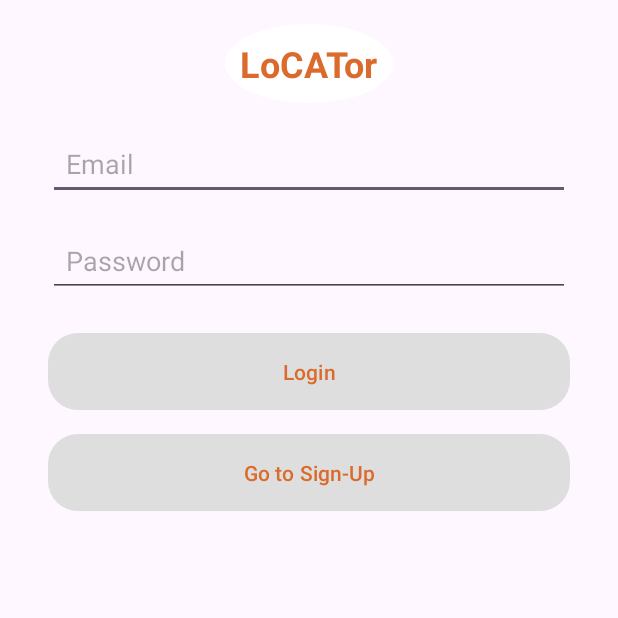
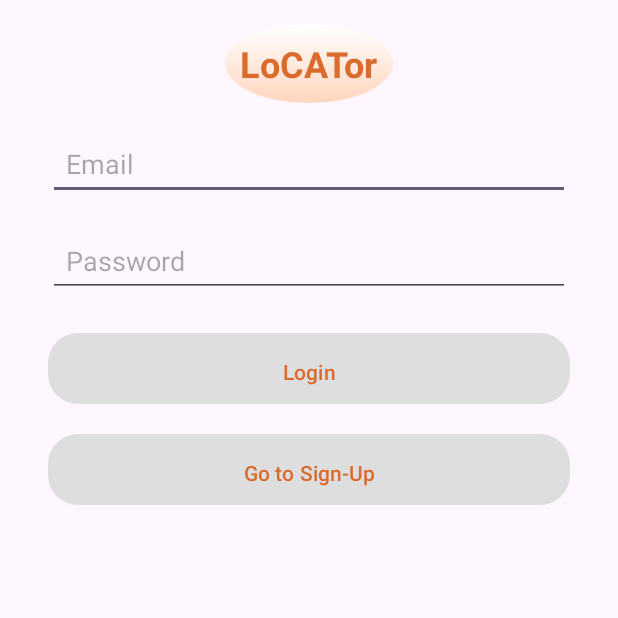
Before and after one commit to ChunhBi/LoCATor, an Android app: the screen it shows after launch (MainActivity), on a phone screen of 412 x 824 dp, the top half of it. Run offline under Robolectric (Android 15) with nearby library versions, the phone set to English and light mode, and no system bars; our stand-ins replace Firebase (no records; nobody signed in at launch, a user with empty details on screens opened directly).

```diff
--- a/app/src/main/java/com/android/locator/MainActivity.kt
+++ b/app/src/main/java/com/android/locator/MainActivity.kt
@@ -15,6 +15,7 @@ import androidx.work.NetworkType
 import androidx.work.OneTimeWorkRequestBuilder
 import androidx.work.PeriodicWorkRequestBuilder
 import androidx.work.WorkManager
+import com.android.locator.home.BitmapHelper
 import com.android.locator.home.Home
 import com.android.locator.home.HomeFragment
 import com.google.firebase.auth.FirebaseUser
@@ -63,6 +64,8 @@ class MainActivity : AppCompatActivity(),MainActivityListener,LoginFragmentListe
     override fun onCreate(savedInstanceState: Bundle?) {
         super.onCreate(savedInstanceState)
 
+        BitmapHelper.set_Context(this)
+
         setContentView(R.layout.main_layout)
 
         repo.setLoginListener(this)
@@ -79,6 +82,8 @@ class MainActivity : AppCompatActivity(),MainActivityListener,LoginFragmentListe
         val loginFragment = LoginFragment()
         loginFragment.setLoginFragmentListener(this)
         setFragmentToContainer(loginFragment)
+
+
 
 
 
--- a/app/src/main/java/com/android/locator/TestActivity.kt
+++ b/app/src/main/java/com/android/locator/TestActivity.kt
@@ -24,7 +24,7 @@ class TestActivity : AppCompatActivity() {
             wits.forEach {
                 Log.d("LOAD",it.toString())
             }
-            db.addWitness(Witness(id="", catId = "ZvZdIpZOBVG4PGLhFfgd", geoPoint = GeoPoint(42.3501, -71.1056), time = Date()))
+            db.uploadWitImg("XVYF29h80csEEigo2B8J",R.raw.cat0, context = this@TestActivity)
         }
 
     }
--- /dev/null
+++ b/app/src/main/java/com/android/locator/home/BitmapHelper.kt
@@ -0,0 +1,172 @@
+package com.android.locator.home
+
+import android.content.Context
+import android.graphics.Bitmap
+import android.graphics.Canvas
+import android.graphics.Color
+import android.graphics.LinearGradient
+import android.graphics.Matrix
+import android.graphics.Paint
+import android.graphics.Path
+import android.graphics.RectF
+import android.graphics.Shader
+import android.icu.text.SimpleDateFormat
+import androidx.core.content.ContentProviderCompat.requireContext
+
+import androidx.core.content.ContextCompat
+import com.android.locator.R
+import java.util.Date
+import java.util.Locale
+
+class BitmapHelper {
+
+
+
+    companion object {
+
+            var context: Context? = null
+
+            fun set_Context(c:Context){
+                context=c
+            }
+            fun addRoundedCornersToBitmap(originalBitmap: Bitmap, cornerRadius: Float): Bitmap {
+                // Create a new bitmap with the same width and height as the original bitmap
+                val width = originalBitmap.width
+                val height = originalBitmap.height
+                val roundedBitmap = Bitmap.createBitmap(width, height, Bitmap.Config.ARGB_8888)
+
+                // Create a Canvas to draw on the new bitmap
+                val canvas = Canvas(roundedBitmap)
+
+                // Create a Path object to define the rounded corners
+                val path = Path()
+                path.addRoundRect(0f, 0f, width.toFloat(), height.toFloat(), cornerRadius, cornerRadius, Path.Direction.CW)
+
+                // Create a Paint object to draw the bitmap with anti-aliasing enabled
+                val paint = Paint()
+                paint.isAntiAlias = true
+
+                // Clip the canvas to the rounded corners path
+                canvas.clipPath(path)
+
+                // Draw the original bitmap onto the canvas, which will apply the rounded corners
+                canvas.drawBitmap(originalBitmap, 0f, 0f, paint)
+
+                return roundedBitmap
+            }
+
+            fun resizeBitmap(bitmap: Bitmap, width: Int, height: Int): Bitmap {
+                // Create a matrix for resizing the bitmap
+                val matrix = Matrix()
+
+                // Calculate the scale factor for width and height
+                val scaleWidth = width.toFloat() / bitmap.width
+                val scaleHeight = height.toFloat() / bitmap.height
+
+                // Set the scale factors on the matrix
+                matrix.postScale(scaleWidth, scaleHeight)
+
+                // Create a new resized bitmap using the matrix
+                return Bitmap.createBitmap(bitmap, 0, 0, bitmap.width, bitmap.height, matrix, true)
+            }
+
+            fun addFrameToBitmap(originalBitmap: Bitmap, frameColor: Int, frameWidth: Int, time: Date): Bitmap {
+                var color1=Color.BLUE
+                var color2=Color.RED
+                if(context!=null){
+                    color1 = ContextCompat.getColor(context!!, R.color.light_orange)
+                    color2 = ContextCompat.getColor(context!!, R.color.yellow_orange)
+                }
+
+                // Create a new bitmap with padding for the frame
+                val framedWidth = originalBitmap.width + frameWidth
+                val framedHeight = originalBitmap.height + frameWidth+50
+                val framedBitmap = Bitmap.createBitmap(framedWidth, framedHeight+30, Bitmap.Config.ARGB_8888)
+
+                // Create a Canvas to draw on the new bitmap
+                val canvas = Canvas(framedBitmap)
+
+
+
+                // Create a Paint object for the frame
+                val paint = Paint().apply {
+                    color = frameColor
+                    style = Paint.Style.FILL
+                    isAntiAlias = true
+                }
+
+                // Create a Path object for the rounded rectangle
+                val path = Path().apply {
+                    addRoundRect(
+                        0f, 0f,
+                        framedWidth.toFloat(), framedHeight.toFloat(),
+                        30f, 30f,
+                        Path.Direction.CW
+                    )
+                }
+
+                val shader = LinearGradient(
+                    0f, 0f, 0f, framedHeight.toFloat(),
+                    color1, color2, // Start and end colors of the gradient
+                    Shader.TileMode.CLAMP // Tile mode for handling out-of-bounds values
+                )
+
+// Set the shader on the Paint object
+                paint.shader = shader
+
+                // Draw the colored rounded rectangle on the new bitmap
+                canvas.drawPath(path, paint)
+
+                val trianglePath = Path().apply {
+                    moveTo(framedWidth / 2f-30, framedHeight.toFloat())
+                    lineTo((framedWidth / 2f) + 30, framedHeight.toFloat())
+                    lineTo((framedWidth / 2f), framedHeight.toFloat() +30)
+                    close()
+                }
+                canvas.drawPath(trianglePath, paint)
+
+                /*
+                val ovalPath = Path().apply {
+                    addOval(
+                        RectF(
+                            framedWidth / 2f - 30, // left
+                            framedHeight.toFloat() + 30, // top
+                            framedWidth / 2f + 30, // right
+                            framedHeight.toFloat() + 90 // bottom
+                        ),
+                        Path.Direction.CW
+                    )
+                }
+
+                val paint1 = Paint().apply {
+                    //color = Color.argb(128, 128, 128, 128) // 128 alpha (transparency), 128 red, 128 green, 128 blue
+                    color = Color.GRAY
+                    style = Paint.Style.FILL // Set paint style to fill
+                }
+
+                canvas.drawPath(ovalPath, paint1)
+
+                 */
+
+                val textPaint = Paint().apply {
+                    color = Color.WHITE
+                    style = Paint.Style.FILL
+                    isAntiAlias = true
+                    this.textSize = 50f
+                    textAlign = Paint.Align.LEFT // Adjust text alignment as needed
+                }
+
+                val dateFormat = SimpleDateFormat("HH:mm", Locale.getDefault())
+                // Draw the text on the bitmap at the specified coordinates
+                canvas.drawText(dateFormat.format(time), 38f, 55f, textPaint)
+
+
+                // Draw the original bitmap centered within the frame
+                val left = frameWidth/2
+                val top = frameWidth/2+50
+                canvas.drawBitmap(originalBitmap, left.toFloat(), top.toFloat(), null)
+
+                return framedBitmap
+            }
+        }
+    }
--- a/app/src/main/java/com/android/locator/home/CatInfoFragment.kt
+++ b/app/src/main/java/com/android/locator/home/CatInfoFragment.kt
@@ -52,7 +52,9 @@ class CatInfoFragment:Fragment() {
         }
         CoroutineScope(Dispatchers.Main).launch {
             binding.apply {
-                catInfoImg.setImageBitmap(cat?.let { repo.getCatFirstImg(it.id) })
+                //catInfoImg.setImageBitmap(cat?.let { repo.getCatFirstImg(it.id) })
+                val catImg=cat?.let { repo.getCatFirstImg(it.id) }
+                catInfoImg.setImageBitmap(catImg?.let { BitmapHelper.addRoundedCornersToBitmap(it,15f) })
                 catInfoName.text= "Name: "+cat?.name ?: "undefined"
                 val dateFormat = SimpleDateFormat("yyyy-MM-dd", Locale.getDefault())
                 val formattedDate = dateFormat.format(cat?.createdAt)
--- a/app/src/main/java/com/android/locator/home/ReportViewModel.kt
+++ b/app/src/main/java/com/android/locator/home/ReportViewModel.kt
@@ -3,6 +3,7 @@ package com.android.locator.home
 import androidx.lifecycle.ViewModel
 import androidx.lifecycle.viewModelScope
 import com.android.locator.Cat
+import com.android.locator.LoCATorRepo
 import kotlinx.coroutines.flow.MutableStateFlow
 import kotlinx.coroutines.flow.StateFlow
 import kotlinx.coroutines.flow.asStateFlow
@@ -13,6 +14,7 @@ class ReportViewModel : ViewModel() {
 //    private val catRepository = Cat.get()
 
     private val _cats: MutableStateFlow<List<Cat>> = MutableStateFlow(emptyList())
+    private val repo= LoCATorRepo.getInstance()
     val cats : StateFlow<List<Cat>>
         get() = _cats.asStateFlow()
     init {
@@ -21,11 +23,12 @@ class ReportViewModel : ViewModel() {
 //                _cats.value = it
 //            }
 //        }
+        val cats=repo.get_Cats()
         val cat1 = Cat("Fluffy", "123", emptyList(), "https://cat-images.com/fluffy", Date())
         val cat2 = Cat("Whiskers", "456",  emptyList(), "https://cat-images.com/whiskers",Date())
         val cat3 = Cat("Mittens", "789",  emptyList(), "https://cat-images.com/mittens",Date())
 
-        _cats.value = listOf(cat1, cat2, cat3)
+        _cats.value = cats
     }
 //    suspend fun addCrime(crime: Crime) {
 //        crimeRepository.addCrime(crime)
--- a/app/src/main/java/com/android/locator/home/WitnessListAdapter.kt
+++ b/app/src/main/java/com/android/locator/home/WitnessListAdapter.kt
@@ -25,7 +25,6 @@ class WitnessHolder (
             if(witImg==null){
                 witImg=LoCATorRepo.getInstance().getCatFirstImg(catId)
             }
-            //TODO: implement repo.getWitImg
             binding.listItemWitnessImg.setImageBitmap(witImg)
         }
 
--- a/app/src/main/res/drawable/bar_rounded.xml
+++ b/app/src/main/res/drawable/bar_rounded.xml
@@ -1,6 +1,20 @@
-<?xml version="1.0" encoding="utf-8"?>
-<shape xmlns:android="http://schemas.android.com/apk/res/android"
-    android:shape="rectangle">
-    <solid android:color="@color/white" />
-    <corners android:radius="20dp" />
-</shape>
+<layer-list xmlns:android="http://schemas.android.com/apk/res/android">
+
+     <!-- <item android:drawable="@android:drawable/dialog_holo_light_frame" /> -->
+
+    <item
+        android:drawable="@drawable/gradient_shadow" />
+
+    <item android:bottom="4dp">
+        <shape android:shape="rectangle">
+            <gradient
+                android:startColor="@color/lightest_orange"
+                android:endColor="@color/white"
+                android:type="linear"
+                android:angle="90"
+            />
+            <corners android:radius="20dp" />
+        </shape>
+    </item>
+
+</layer-list>
--- a/app/src/main/res/drawable/btn_circled.xml
+++ b/app/src/main/res/drawable/btn_circled.xml
@@ -1,6 +1,22 @@
-<?xml version="1.0" encoding="utf-8"?>
-<shape xmlns:android="http://schemas.android.com/apk/res/android"
-    android:shape="oval">
-    <solid android:color="@color/white" />
-    <corners android:radius="100dp" />
-</shape>
+
+<layer-list xmlns:android="http://schemas.android.com/apk/res/android">
+
+<!-- <item android:drawable="@android:drawable/dialog_holo_light_frame" /> -->
+
+
+
+<item>
+    <shape xmlns:android="http://schemas.android.com/apk/res/android"
+        android:shape="oval">
+        <gradient
+            android:startColor="@color/white"
+            android:endColor="@color/lighter_orange"
+            android:type="linear"
+            android:angle="270"
+            />
+        <corners android:radius="100dp" />
+    </shape>
+
+</item>
+
+</layer-list>
--- /dev/null
+++ b/app/src/main/res/drawable/gradient_shadow.xml
@@ -0,0 +1,8 @@
+<shape xmlns:android="http://schemas.android.com/apk/res/android"
+    android:shape="rectangle">
+    <corners android:radius="20dp" /> <!-- Adjust the radius as needed -->
+    <solid android:color="@android:color/transparent" /> <!-- Transparent background -->
+    <stroke
+        android:width="4dp"
+    android:color="#11000000" />
+</shape>
--- /dev/null
+++ b/app/src/main/res/drawable/round_corner.xml
@@ -0,0 +1,4 @@
+<shape xmlns:android="http://schemas.android.com/apk/res/android">
+    <corners android:radius="40dp" /> <!-- Adjust the radius as needed -->
+    <solid android:color="@android:color/transparent" /> <!-- Set the background color -->
+</shape>
--- a/app/src/main/res/layout/fragment_home.xml
+++ b/app/src/main/res/layout/fragment_home.xml
@@ -13,7 +13,7 @@
         android:layout_gravity="bottom"
         android:layout_margin="30dp"
         android:background="@drawable/bar_rounded"
-        app:elevation="4dp"
+        app:elevation="8dp"
         app:itemIconSize="30dp"
         app:itemIconTint="@color/orange"
         app:itemTextColor="#353535"
--- a/app/src/main/res/layout/home.xml
+++ b/app/src/main/res/layout/home.xml
@@ -23,6 +23,7 @@
         android:layout_width="match_parent"
         android:layout_height="match_parent"
         app:defaultNavHost="true"
+        app:elevation="8dp"
         app:layout_constraintBottom_toBottomOf="parent"
         app:layout_constraintEnd_toEndOf="parent"
         app:layout_constraintHorizontal_bias="1.0"
--- a/app/src/main/res/layout/list_item_cat.xml
+++ b/app/src/main/res/layout/list_item_cat.xml
@@ -40,6 +40,7 @@
         app:layout_constraintBottom_toBottomOf="parent"
         app:layout_constraintStart_toStartOf="parent"
         app:layout_constraintTop_toTopOf="parent"
+        android:background="@drawable/round_corner"
         android:src="@drawable/cat"
         android:scaleType="centerCrop" />
 
--- a/app/src/main/res/values/colors.xml
+++ b/app/src/main/res/values/colors.xml
@@ -11,7 +11,9 @@
     <color name="lightest_orange">#FFF6f0</color>
     <color name="red">#EB3A44</color>
     <color name="light_orange">#F5B28D</color>
-<!--    <color name=""></color>-->
+
+    <color name="colorPrimaryDark">#000000</color>
+    <color name="colorPrimary">#DF7474</color>
 <!--    <color name=""></color>-->
 <!--    <color name=""></color>-->
 <!--    <color name=""></color>-->
```
Also changed, not shown: app/src/main/java/com/android/locator/home/CatListAdapter.kt (+9 -1 lines), app/src/main/java/com/android/locator/home/CatReportAdapter.kt (+14 -1 lines), app/src/main/java/com/android/locator/home/Home.kt (+83 -102 lines), app/src/main/res/drawable/circle_shadow.xml (added, +7 -0 lines).
